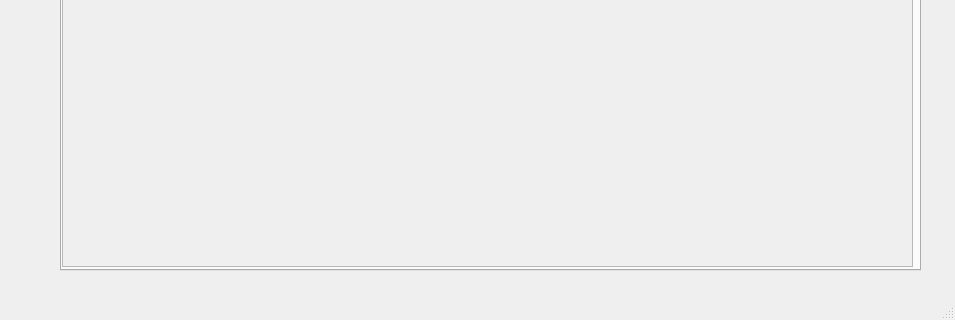
First picture: the form in src/files/mainwindow.ui, repository ZaxterB/Hospital, before the edit; both pictures show x 0 to 955 and y 280 to 600 of the 955 by 600 pixel window.
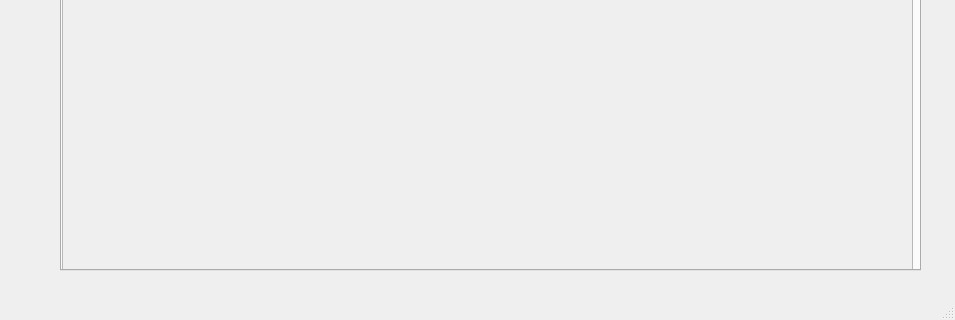
Second picture: the form after the edit.

Commit message: ui displaying controls correctly

Diff of the .ui file:
```diff
--- a/src/files/mainwindow.ui
+++ b/src/files/mainwindow.ui
@@ -39,7 +39,7 @@
         <x>0</x>
         <y>60</y>
         <width>851</width>
-        <height>411</height>
+        <height>431</height>
        </rect>
       </property>
       <property name="font">
@@ -57,19 +57,20 @@
          <x>0</x>
          <y>0</y>
          <width>849</width>
-         <height>409</height>
+         <height>429</height>
         </rect>
        </property>
-       <widget class="QWidget" name="layoutWidget">
-        <property name="geometry">
-         <rect>
-          <x>0</x>
-          <y>0</y>
-          <width>851</width>
-          <height>411</height>
-         </rect>
-        </property>
-        <layout class="QVBoxLayout" name="verticalLayout">
+       <layout class="QVBoxLayout" name="verticalLayout"/>
+<!--       <widget class="QWidget" name="layoutWidget">-->
+<!--        <property name="geometry">-->
+<!--         <rect>-->
+<!--          <x>0</x>-->
+<!--          <y>0</y>-->
+<!--          <width>851</width>-->
+<!--          <height>411</height>-->
+<!--         </rect>-->
+<!--        </property>-->
+<!--        <layout class="QVBoxLayout" name="verticalLayout">-->
 <!--         <item>-->
 <!--          <widget class="QGroupBox" name="BedGroupBox">-->
 <!--           <property name="minimumSize">-->
@@ -229,8 +230,8 @@
 <!--           </widget>-->
 <!--          </widget>-->
 <!--         </item>-->
-        </layout>
-       </widget>
+<!--        </layout>-->
+<!--       </widget>-->
       </widget>
      </widget>
      <widget class="QPushButton" name="pushButton">
```
The commit also changes 1 other file.
